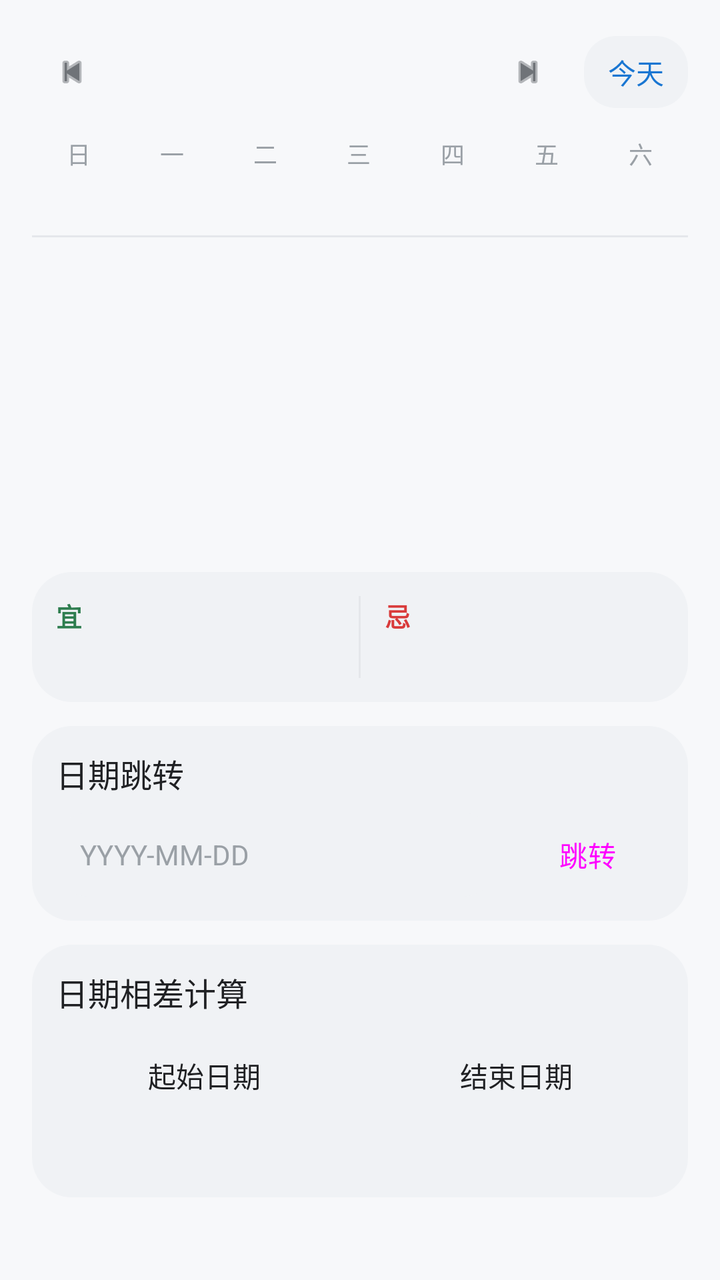
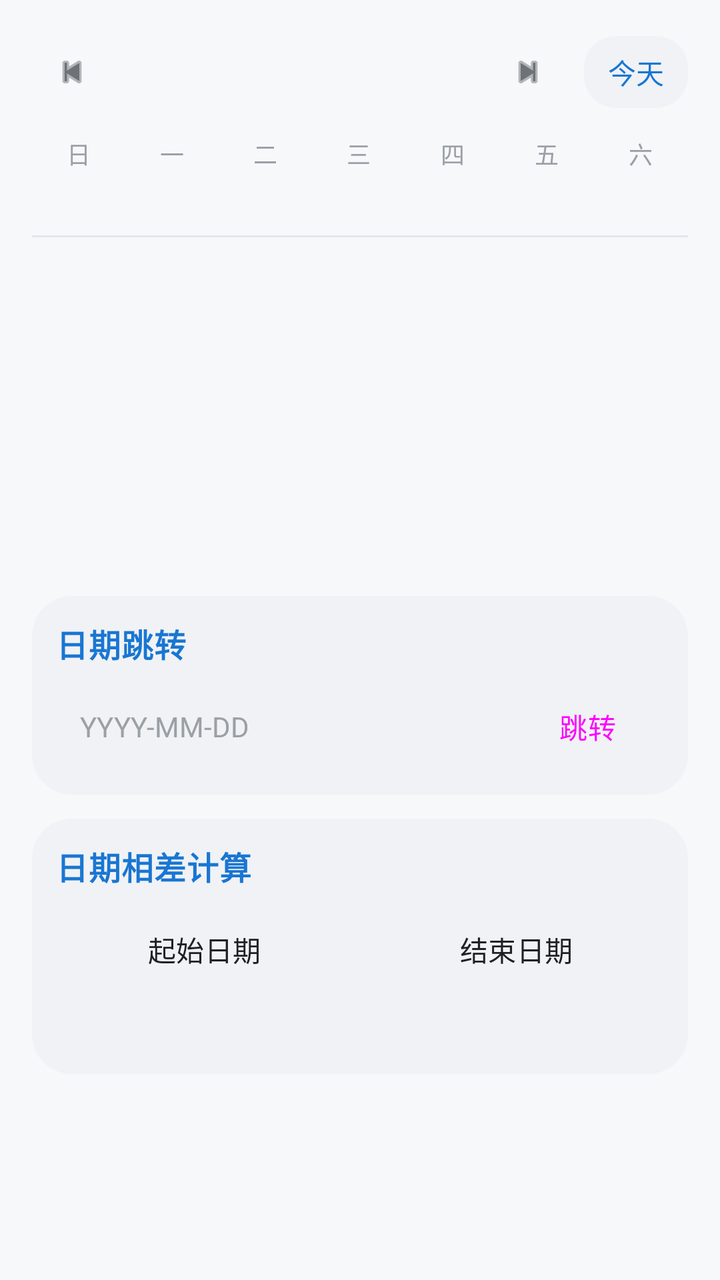

Screens rendered from an Android XML layout before and after an edit, with the pre-edit source and the edit as a unified diff.
<!-- AndroidManifest.xml: application theme Theme.Suntime -->
<!-- res/layout/fragment_calendar.xml -->
<?xml version="1.0" encoding="utf-8"?>
<ScrollView xmlns:android="http://schemas.android.com/apk/res/android"
    xmlns:app="http://schemas.android.com/apk/res-auto"
    android:layout_width="match_parent"
    android:layout_height="match_parent"
    android:background="@color/bg"
    android:fillViewport="true"
    android:scrollbars="none">

    <LinearLayout
        android:layout_width="match_parent"
        android:layout_height="wrap_content"
        android:orientation="vertical"
        android:paddingStart="@dimen/page_padding_h"
        android:paddingEnd="@dimen/page_padding_h"
        android:paddingTop="@dimen/page_padding_top"
        android:paddingBottom="@dimen/space_16">

        
        <LinearLayout
            android:layout_width="match_parent"
            android:layout_height="wrap_content"
            android:layout_marginTop="@dimen/space_8"
            android:gravity="center_vertical"
            android:orientation="horizontal">

            <ImageButton
                android:id="@+id/btnPrevMonth"
                style="@style/Widget.Suntime.Button.Icon"
                android:layout_width="40dp"
                android:layout_height="40dp"
                android:background="?attr/selectableItemBackgroundBorderless"
                android:contentDescription="上个月"
                android:scaleType="centerInside"
                android:src="@android:drawable/ic_media_previous"
                app:tint="@color/text_secondary" />

            <TextView
                android:id="@+id/tvMonthTitle"
                android:layout_width="0dp"
                android:layout_height="wrap_content"
                android:layout_weight="1"
                android:gravity="center"
                android:maxLines="1"
                android:singleLine="true"
                android:textColor="@color/text_primary"
                android:textSize="@dimen/text_page_title"
                android:textStyle="bold" />

            <ImageButton
                android:id="@+id/btnNextMonth"
                style="@style/Widget.Suntime.Button.Icon"
                android:layout_width="40dp"
                android:layout_height="40dp"
                android:background="?attr/selectableItemBackgroundBorderless"
                android:contentDescription="下个月"
                android:scaleType="centerInside"
                android:src="@android:drawable/ic_media_next"
                app:tint="@color/text_secondary" />

            <TextView
                android:id="@+id/btnToday"
                android:layout_width="wrap_content"
                android:layout_height="36dp"
                android:layout_marginStart="@dimen/space_8"
                android:background="@drawable/bg_search"
                android:gravity="center"
                android:paddingStart="@dimen/space_12"
                android:paddingEnd="@dimen/space_12"
                android:text="今天"
                android:textColor="@color/primary"
                android:textSize="14sp" />
        </LinearLayout>

        
        <LinearLayout
            android:layout_width="match_parent"
            android:layout_height="wrap_content"
            android:layout_marginTop="@dimen/space_12"
            android:orientation="vertical">

            
            <LinearLayout
                android:layout_width="match_parent"
                android:layout_height="wrap_content"
                android:orientation="horizontal">

                <TextView android:layout_width="0dp" android:layout_height="wrap_content" android:layout_weight="1" android:gravity="center" android:text="日" android:textColor="@color/text_tertiary" android:textSize="12sp" />
                <TextView android:layout_width="0dp" android:layout_height="wrap_content" android:layout_weight="1" android:gravity="center" android:text="一" android:textColor="@color/text_tertiary" android:textSize="12sp" />
                <TextView android:layout_width="0dp" android:layout_height="wrap_content" android:layout_weight="1" android:gravity="center" android:text="二" android:textColor="@color/text_tertiary" android:textSize="12sp" />
                <TextView android:layout_width="0dp" android:layout_height="wrap_content" android:layout_weight="1" android:gravity="center" android:text="三" android:textColor="@color/text_tertiary" android:textSize="12sp" />
                <TextView android:layout_width="0dp" android:layout_height="wrap_content" android:layout_weight="1" android:gravity="center" android:text="四" android:textColor="@color/text_tertiary" android:textSize="12sp" />
                <TextView android:layout_width="0dp" android:layout_height="wrap_content" android:layout_weight="1" android:gravity="center" android:text="五" android:textColor="@color/text_tertiary" android:textSize="12sp" />
                <TextView android:layout_width="0dp" android:layout_height="wrap_content" android:layout_weight="1" android:gravity="center" android:text="六" android:textColor="@color/text_tertiary" android:textSize="12sp" />
            </LinearLayout>

            <androidx.recyclerview.widget.RecyclerView
                android:id="@+id/rvCalendar"
                android:layout_width="match_parent"
                android:layout_height="wrap_content"
                android:layout_marginTop="@dimen/space_4"
                android:nestedScrollingEnabled="false"
                android:overScrollMode="never" />
        </LinearLayout>

        
        <LinearLayout
            android:layout_width="match_parent"
            android:layout_height="wrap_content"
            android:layout_marginTop="@dimen/space_12"
            android:orientation="vertical"
            android:paddingTop="@dimen/space_16"
            android:paddingBottom="@dimen/space_12">

            <View
                android:layout_width="match_parent"
                android:layout_height="1dp"
                android:background="@color/divider" />

            
            <TextView
                android:id="@+id/tvDayBig"
                android:layout_width="wrap_content"
                android:layout_height="wrap_content"
                android:layout_marginTop="@dimen/space_20"
                android:includeFontPadding="false"
                android:textColor="@color/text_primary"
                android:textSize="@dimen/text_day_big"
                android:fontFamily="sans-serif-light"
                android:letterSpacing="-0.03" />

            
            <TextView
                android:id="@+id/tvGregorian"
                android:layout_width="wrap_content"
                android:layout_height="wrap_content"
                android:layout_marginTop="@dimen/space_4"
                android:includeFontPadding="false"
                android:textColor="@color/text_primary"
                android:textSize="17sp"
                android:textStyle="bold" />

            
            <TextView
                android:id="@+id/tvLunarLine"
                android:layout_width="wrap_content"
                android:layout_height="wrap_content"
                android:layout_marginTop="@dimen/space_4"
                android:includeFontPadding="false"
                android:textColor="@color/text_secondary"
                android:textSize="14sp" />

            
            <TextView
                android:id="@+id/tvGanZhi"
                android:layout_width="match_parent"
                android:layout_height="wrap_content"
                android:layout_marginTop="@dimen/space_8"
                android:textColor="@color/text_tertiary"
                android:textSize="13sp"
                android:lineSpacingExtra="3dp" />
        </LinearLayout>

        
        <LinearLayout
            android:layout_width="match_parent"
            android:layout_height="wrap_content"
            android:background="@drawable/bg_group"
            android:orientation="horizontal"
            android:padding="@dimen/space_12">

            <LinearLayout
                android:layout_width="0dp"
                android:layout_height="wrap_content"
                android:layout_weight="1"
                android:orientation="vertical">

                
                <TextView
                    android:layout_width="wrap_content"
                    android:layout_height="wrap_content"
                    android:text="宜"
                    android:textColor="@color/green"
                    android:textSize="13sp"
                    android:textStyle="bold" />

                <TextView
                    android:id="@+id/tvYi"
                    android:layout_width="match_parent"
                    android:layout_height="wrap_content"
                    android:layout_marginTop="@dimen/space_4"
                    android:textColor="@color/text_secondary"
                    android:textSize="13sp"
                    android:lineSpacingExtra="2dp" />
            </LinearLayout>

            <View
                android:layout_width="1dp"
                android:layout_height="match_parent"
                android:layout_marginStart="@dimen/space_12"
                android:layout_marginEnd="@dimen/space_12"
                android:background="@color/divider" />

            <LinearLayout
                android:layout_width="0dp"
                android:layout_height="wrap_content"
                android:layout_weight="1"
                android:orientation="vertical">

                
                <TextView
                    android:layout_width="wrap_content"
                    android:layout_height="wrap_content"
                    android:text="忌"
                    android:textColor="@color/red"
                    android:textSize="13sp"
                    android:textStyle="bold" />

                <TextView
                    android:id="@+id/tvJi"
                    android:layout_width="match_parent"
                    android:layout_height="wrap_content"
                    android:layout_marginTop="@dimen/space_4"
                    android:textColor="@color/text_secondary"
                    android:textSize="13sp"
                    android:lineSpacingExtra="2dp" />
            </LinearLayout>
        </LinearLayout>

        
        <LinearLayout
            android:layout_width="match_parent"
            android:layout_height="wrap_content"
            android:layout_marginTop="@dimen/space_12"
            android:background="@drawable/bg_group"
            android:orientation="vertical"
            android:padding="@dimen/space_12">

            <TextView
                android:layout_width="wrap_content"
                android:layout_height="wrap_content"
                android:text="日期跳转"
                style="@style/Text.Suntime.Title" />

            <LinearLayout
                android:layout_width="match_parent"
                android:layout_height="wrap_content"
                android:layout_marginTop="@dimen/space_8"
                android:gravity="center_vertical"
                android:orientation="horizontal">

                <EditText
                    android:id="@+id/etJump"
                    android:layout_width="0dp"
                    android:layout_height="42dp"
                    android:layout_weight="1"
                    android:background="@drawable/bg_search"
                    android:gravity="center_vertical"
                    android:hint="YYYY-MM-DD"
                    android:importantForAutofill="no"
                    android:inputType="date"
                    android:maxLines="1"
                    android:paddingStart="@dimen/space_12"
                    android:paddingEnd="@dimen/space_12"
                    android:textColor="@color/text_primary"
                    android:textColorHint="@color/text_tertiary"
                    android:textSize="14sp" />

                <Button
                    android:id="@+id/btnJump"
                    style="@style/Widget.Suntime.Button"
                    android:layout_width="wrap_content"
                    android:layout_height="42dp"
                    android:layout_marginStart="@dimen/space_8"
                    android:minWidth="72dp"
                    android:text="跳转" />
            </LinearLayout>
        </LinearLayout>

        
        <LinearLayout
            android:layout_width="match_parent"
            android:layout_height="wrap_content"
            android:layout_marginTop="@dimen/space_12"
            android:background="@drawable/bg_group"
            android:orientation="vertical"
            android:padding="@dimen/space_12">

            <TextView
                android:layout_width="wrap_content"
                android:layout_height="wrap_content"
                android:text="日期相差计算"
                style="@style/Text.Suntime.Title" />

            <LinearLayout
                android:layout_width="match_parent"
                android:layout_height="wrap_content"
                android:layout_marginTop="@dimen/space_8"
                android:orientation="horizontal">

                <Button
                    android:id="@+id/btnPickC"
                    style="@style/Widget.Suntime.Button.Outlined"
                    android:layout_width="0dp"
                    android:layout_height="wrap_content"
                    android:layout_weight="1"
                    android:text="起始日期" />

                <Button
                    android:id="@+id/btnPickD"
                    style="@style/Widget.Suntime.Button.Outlined"
                    android:layout_width="0dp"
                    android:layout_height="wrap_content"
                    android:layout_weight="1"
                    android:layout_marginStart="@dimen/space_8"
                    android:text="结束日期" />
            </LinearLayout>

            <TextView
                android:id="@+id/tvDiff2"
                android:layout_width="match_parent"
                android:layout_height="wrap_content"
                android:layout_marginTop="@dimen/space_8"
                android:textColor="@color/primary"
                android:textSize="14sp" />
        </LinearLayout>

    </LinearLayout>
</ScrollView>
<!-- resources referenced by this layout -->
<resources>
  <color name="bg">#F7F8FA</color>
  <color name="divider">#E5E7EB</color>
  <color name="green">#2E7D4F</color>
  <color name="primary">#1976D2</color>
  <color name="red">#D93B3B</color>
  <color name="text_primary">#202124</color>
  <color name="text_secondary">#6F7378</color>
  <color name="text_tertiary">#9AA0A6</color>
  <dimen name="page_padding_h">16dp</dimen>
  <dimen name="page_padding_top">8dp</dimen>
  <dimen name="space_12">12dp</dimen>
  <dimen name="space_16">16dp</dimen>
  <dimen name="space_20">20dp</dimen>
  <dimen name="space_4">4dp</dimen>
  <dimen name="space_8">8dp</dimen>
  <dimen name="text_day_big">56sp</dimen>
  <dimen name="text_page_title">20sp</dimen>
  <!-- drawable bg_group (drawable) -->
  <?xml version="1.0" encoding="utf-8"?>
  <shape xmlns:android="http://schemas.android.com/apk/res/android"
      android:shape="rectangle">
      <solid android:color="@color/surface_variant" />
      <corners android:radius="@dimen/radius_card" />
  </shape>
  <!-- drawable bg_search (drawable) -->
  <?xml version="1.0" encoding="utf-8"?>
  <shape xmlns:android="http://schemas.android.com/apk/res/android"
      android:shape="rectangle">
      <solid android:color="@color/surface_variant" />
      <corners android:radius="@dimen/radius_search" />
  </shape>
  <style name="Text.Suntime.Title" parent="">
          <item name="android:textSize">@dimen/text_item_title</item>
          <item name="android:textColor">@color/text_primary</item>
      </style>
  <style name="Widget.Suntime.Button" parent="Widget.Material3.Button">
          <item name="cornerRadius">@dimen/radius_button</item>
          <item name="android:minHeight">44dp</item>
          <item name="android:textSize">14sp</item>
          <item name="android:letterSpacing">0.01</item>
          <item name="android:textAllCaps">false</item>
          <item name="rippleColor">@color/primary_container</item>
      </style>
  <style name="Widget.Suntime.Button.Icon" parent="Widget.Material3.Button.IconButton">
          <item name="android:minWidth">40dp</item>
          <item name="android:minHeight">40dp</item>
          <item name="iconTint">@color/text_secondary</item>
          <item name="iconSize">22dp</item>
      </style>
  <style name="Widget.Suntime.Button.Outlined" parent="Widget.Material3.Button.OutlinedButton">
          <item name="cornerRadius">@dimen/radius_button</item>
          <item name="android:minHeight">44dp</item>
          <item name="android:textSize">14sp</item>
          <item name="android:textAllCaps">false</item>
          <item name="strokeColor">@color/outline</item>
          <item name="android:textColor">@color/text_primary</item>
          <item name="iconTint">@color/primary</item>
      </style>
  <style name="Theme.Suntime" parent="Theme.Suntime.Base">
          <item name="android:windowLightStatusBar">true</item>
          <item name="android:windowLightNavigationBar" tools:targetApi="o_mr1">true</item>
      </style>
  <color name="surface_variant">#F0F2F5</color>
  <dimen name="radius_card">20dp</dimen>
  <dimen name="radius_search">16dp</dimen>
  <dimen name="text_item_title">16sp</dimen>
  <dimen name="radius_button">14dp</dimen>
  <color name="primary_container">#E3F0FC</color>
  <color name="outline">#DADCE0</color>
  <color name="on_primary">#FFFFFFFF</color>
  <color name="on_primary_container">#0F4C91</color>
  <color name="surface">#FFFFFFFF</color>
  <!-- unchanged entries left out for length: 1 -->
</resources>

<!-- the commit's change to res/layout/fragment_calendar.xml (unified diff, before → after) -->
@@ -27,8 +27,8 @@
             <ImageButton
                 android:id="@+id/btnPrevMonth"
                 style="@style/Widget.Suntime.Button.Icon"
-                android:layout_width="40dp"
-                android:layout_height="40dp"
+                android:layout_width="@dimen/icon_button_size"
+                android:layout_height="@dimen/icon_button_size"
                 android:background="?attr/selectableItemBackgroundBorderless"
                 android:contentDescription="上个月"
                 android:scaleType="centerInside"
@@ -44,14 +44,14 @@
                 android:maxLines="1"
                 android:singleLine="true"
                 android:textColor="@color/text_primary"
-                android:textSize="@dimen/text_page_title"
+                android:textSize="@dimen/text_title"
                 android:textStyle="bold" />
 
             <ImageButton
                 android:id="@+id/btnNextMonth"
                 style="@style/Widget.Suntime.Button.Icon"
-                android:layout_width="40dp"
-                android:layout_height="40dp"
+                android:layout_width="@dimen/icon_button_size"
+                android:layout_height="@dimen/icon_button_size"
                 android:background="?attr/selectableItemBackgroundBorderless"
                 android:contentDescription="下个月"
                 android:scaleType="centerInside"
@@ -61,7 +61,7 @@
             <TextView
                 android:id="@+id/btnToday"
                 android:layout_width="wrap_content"
-                android:layout_height="36dp"
+                android:layout_height="@dimen/chip_height"
                 android:layout_marginStart="@dimen/space_8"
                 android:background="@drawable/bg_search"
                 android:gravity="center"
@@ -69,7 +69,7 @@
                 android:paddingEnd="@dimen/space_12"
                 android:text="今天"
                 android:textColor="@color/primary"
-                android:textSize="14sp" />
+                android:textSize="@dimen/text_body_sm" />
         </LinearLayout>
 
         
@@ -85,13 +85,13 @@
                 android:layout_height="wrap_content"
                 android:orientation="horizontal">
 
-                <TextView android:layout_width="0dp" android:layout_height="wrap_content" android:layout_weight="1" android:gravity="center" android:text="日" android:textColor="@color/text_tertiary" android:textSize="12sp" />
-                <TextView android:layout_width="0dp" android:layout_height="wrap_content" android:layout_weight="1" android:gravity="center" android:text="一" android:textColor="@color/text_tertiary" android:textSize="12sp" />
-                <TextView android:layout_width="0dp" android:layout_height="wrap_content" android:layout_weight="1" android:gravity="center" android:text="二" android:textColor="@color/text_tertiary" android:textSize="12sp" />
-                <TextView android:layout_width="0dp" android:layout_height="wrap_content" android:layout_weight="1" android:gravity="center" android:text="三" android:textColor="@color/text_tertiary" android:textSize="12sp" />
-                <TextView android:layout_width="0dp" android:layout_height="wrap_content" android:layout_weight="1" android:gravity="center" android:text="四" android:textColor="@color/text_tertiary" android:textSize="12sp" />
-                <TextView android:layout_width="0dp" android:layout_height="wrap_content" android:layout_weight="1" android:gravity="center" android:text="五" android:textColor="@color/text_tertiary" android:textSize="12sp" />
-                <TextView android:layout_width="0dp" android:layout_height="wrap_content" android:layout_weight="1" android:gravity="center" android:text="六" android:textColor="@color/text_tertiary" android:textSize="12sp" />
+                <TextView android:layout_width="0dp" android:layout_height="wrap_content" android:layout_weight="1" android:gravity="center" android:text="日" android:textColor="@color/text_tertiary" android:textSize="@dimen/text_micro" />
+                <TextView android:layout_width="0dp" android:layout_height="wrap_content" android:layout_weight="1" android:gravity="center" android:text="一" android:textColor="@color/text_tertiary" android:textSize="@dimen/text_micro" />
+                <TextView android:layout_width="0dp" android:layout_height="wrap_content" android:layout_weight="1" android:gravity="center" android:text="二" android:textColor="@color/text_tertiary" android:textSize="@dimen/text_micro" />
+                <TextView android:layout_width="0dp" android:layout_height="wrap_content" android:layout_weight="1" android:gravity="center" android:text="三" android:textColor="@color/text_tertiary" android:textSize="@dimen/text_micro" />
+                <TextView android:layout_width="0dp" android:layout_height="wrap_content" android:layout_weight="1" android:gravity="center" android:text="四" android:textColor="@color/text_tertiary" android:textSize="@dimen/text_micro" />
+                <TextView android:layout_width="0dp" android:layout_height="wrap_content" android:layout_weight="1" android:gravity="center" android:text="五" android:textColor="@color/text_tertiary" android:textSize="@dimen/text_micro" />
+                <TextView android:layout_width="0dp" android:layout_height="wrap_content" android:layout_weight="1" android:gravity="center" android:text="六" android:textColor="@color/text_tertiary" android:textSize="@dimen/text_micro" />
             </LinearLayout>
 
             <androidx.recyclerview.widget.RecyclerView
@@ -125,7 +125,7 @@
                 android:layout_marginTop="@dimen/space_20"
                 android:includeFontPadding="false"
                 android:textColor="@color/text_primary"
-                android:textSize="@dimen/text_day_big"
+                android:textSize="@dimen/text_display"
                 android:fontFamily="sans-serif-light"
                 android:letterSpacing="-0.03" />
 
@@ -137,7 +137,7 @@
                 android:layout_marginTop="@dimen/space_4"
                 android:includeFontPadding="false"
                 android:textColor="@color/text_primary"
-                android:textSize="17sp"
+                android:textSize="@dimen/text_subtitle"
                 android:textStyle="bold" />
 
             
@@ -148,7 +148,7 @@
                 android:layout_marginTop="@dimen/space_4"
                 android:includeFontPadding="false"
                 android:textColor="@color/text_secondary"
-                android:textSize="14sp" />
+                android:textSize="@dimen/text_body_sm" />
 
             
             <TextView
@@ -157,74 +157,8 @@
                 android:layout_height="wrap_content"
                 android:layout_marginTop="@dimen/space_8"
                 android:textColor="@color/text_tertiary"
-                android:textSize="13sp"
+                android:textSize="@dimen/text_caption"
                 android:lineSpacingExtra="3dp" />
-        </LinearLayout>
-
-        
-        <LinearLayout
-            android:layout_width="match_parent"
-            android:layout_height="wrap_content"
-            android:background="@drawable/bg_group"
-            android:orientation="horizontal"
-            android:padding="@dimen/space_12">
-
-            <LinearLayout
-                android:layout_width="0dp"
-                android:layout_height="wrap_content"
-                android:layout_weight="1"
-                android:orientation="vertical">
-
-                
-                <TextView
-                    android:layout_width="wrap_content"
-                    android:layout_height="wrap_content"
-                    android:text="宜"
-                    android:textColor="@color/green"
-                    android:textSize="13sp"
-                    android:textStyle="bold" />
-
-                <TextView
-                    android:id="@+id/tvYi"
-                    android:layout_width="match_parent"
-                    android:layout_height="wrap_content"
-                    android:layout_marginTop="@dimen/space_4"
-                    android:textColor="@color/text_secondary"
-                    android:textSize="13sp"
-                    android:lineSpacingExtra="2dp" />
-            </LinearLayout>
-
-            <View
-                android:layout_width="1dp"
-                android:layout_height="match_parent"
-                android:layout_marginStart="@dimen/space_12"
-                android:layout_marginEnd="@dimen/space_12"
-                android:background="@color/divider" />
-
-            <LinearLayout
-                android:layout_width="0dp"
-                android:layout_height="wrap_content"
-                android:layout_weight="1"
-                android:orientation="vertical">
-
-                
-                <TextView
-                    android:layout_width="wrap_content"
-                    android:layout_height="wrap_content"
-                    android:text="忌"
-                    android:textColor="@color/red"
-                    android:textSize="13sp"
-                    android:textStyle="bold" />
-
-                <TextView
-                    android:id="@+id/tvJi"
-                    android:layout_width="match_parent"
-                    android:layout_height="wrap_content"
-                    android:layout_marginTop="@dimen/space_4"
-                    android:textColor="@color/text_secondary"
-                    android:textSize="13sp"
-                    android:lineSpacingExtra="2dp" />
-            </LinearLayout>
         </LinearLayout>
 
         
@@ -240,7 +174,7 @@
                 android:layout_width="wrap_content"
                 android:layout_height="wrap_content"
                 android:text="日期跳转"
-                style="@style/Text.Suntime.Title" />
+                style="@style/Text.Suntime.Header" />
 
             <LinearLayout
                 android:layout_width="match_parent"
@@ -252,7 +186,7 @@
                 <EditText
                     android:id="@+id/etJump"
                     android:layout_width="0dp"
-                    android:layout_height="42dp"
+                    android:layout_height="@dimen/input_height"
                     android:layout_weight="1"
                     android:background="@drawable/bg_search"
                     android:gravity="center_vertical"
@@ -264,15 +198,15 @@
                     android:paddingEnd="@dimen/space_12"
                     android:textColor="@color/text_primary"
                     android:textColorHint="@color/text_tertiary"
-                    android:textSize="14sp" />
+                    android:textSize="@dimen/text_body_sm" />
 
                 <Button
                     android:id="@+id/btnJump"
                     style="@style/Widget.Suntime.Button"
                     android:layout_width="wrap_content"
-                    android:layout_height="42dp"
+                    android:layout_height="@dimen/button_height"
                     android:layout_marginStart="@dimen/space_8"
-                    android:minWidth="72dp"
+                    android:minWidth="@dimen/button_min_width"
                     android:text="跳转" />
             </LinearLayout>
         </LinearLayout>
@@ -290,7 +224,7 @@
                 android:layout_width="wrap_content"
                 android:layout_height="wrap_content"
                 android:text="日期相差计算"
-                style="@style/Text.Suntime.Title" />
+                style="@style/Text.Suntime.Header" />
 
             <LinearLayout
                 android:layout_width="match_parent"
@@ -322,7 +256,7 @@
                 android:layout_height="wrap_content"
                 android:layout_marginTop="@dimen/space_8"
                 android:textColor="@color/primary"
-                android:textSize="14sp" />
+                android:textSize="@dimen/text_body" />
         </LinearLayout>
 
     </LinearLayout>
<!-- resource entries referenced after the edit -->
@@ -2,12 +2,15 @@
 <resources>
   <color name="bg">#F7F8FA</color>
   <color name="divider">#E5E7EB</color>
-  <color name="green">#2E7D4F</color>
   <color name="primary">#1976D2</color>
-  <color name="red">#D93B3B</color>
   <color name="text_primary">#202124</color>
   <color name="text_secondary">#6F7378</color>
   <color name="text_tertiary">#9AA0A6</color>
+  <dimen name="button_height">44dp</dimen>
+  <dimen name="button_min_width">72dp</dimen>
+  <dimen name="chip_height">36dp</dimen>
+  <dimen name="icon_button_size">40dp</dimen>
+  <dimen name="input_height">44dp</dimen>
   <dimen name="page_padding_h">16dp</dimen>
   <dimen name="page_padding_top">8dp</dimen>
   <dimen name="space_12">12dp</dimen>
@@ -15,8 +18,13 @@
   <dimen name="space_20">20dp</dimen>
   <dimen name="space_4">4dp</dimen>
   <dimen name="space_8">8dp</dimen>
-  <dimen name="text_day_big">56sp</dimen>
-  <dimen name="text_page_title">20sp</dimen>
+  <dimen name="text_body">15sp</dimen>
+  <dimen name="text_body_sm">14sp</dimen>
+  <dimen name="text_caption">13sp</dimen>
+  <dimen name="text_display">56sp</dimen>
+  <dimen name="text_micro">12sp</dimen>
+  <dimen name="text_subtitle">17sp</dimen>
+  <dimen name="text_title">20sp</dimen>
   <!-- drawable bg_group (drawable) -->
   <?xml version="1.0" encoding="utf-8"?>
   <shape xmlns:android="http://schemas.android.com/apk/res/android"
@@ -31,9 +39,11 @@
       <solid android:color="@color/surface_variant" />
       <corners android:radius="@dimen/radius_search" />
   </shape>
-  <style name="Text.Suntime.Title" parent="">
+  <style name="Text.Suntime.Header" parent="">
           <item name="android:textSize">@dimen/text_item_title</item>
-          <item name="android:textColor">@color/text_primary</item>
+          <item name="android:textColor">@color/primary</item>
+          <item name="android:textStyle">bold</item>
+          <item name="android:letterSpacing">0.02</item>
       </style>
   <style name="Widget.Suntime.Button" parent="Widget.Material3.Button">
           <item name="cornerRadius">@dimen/radius_button</item>
